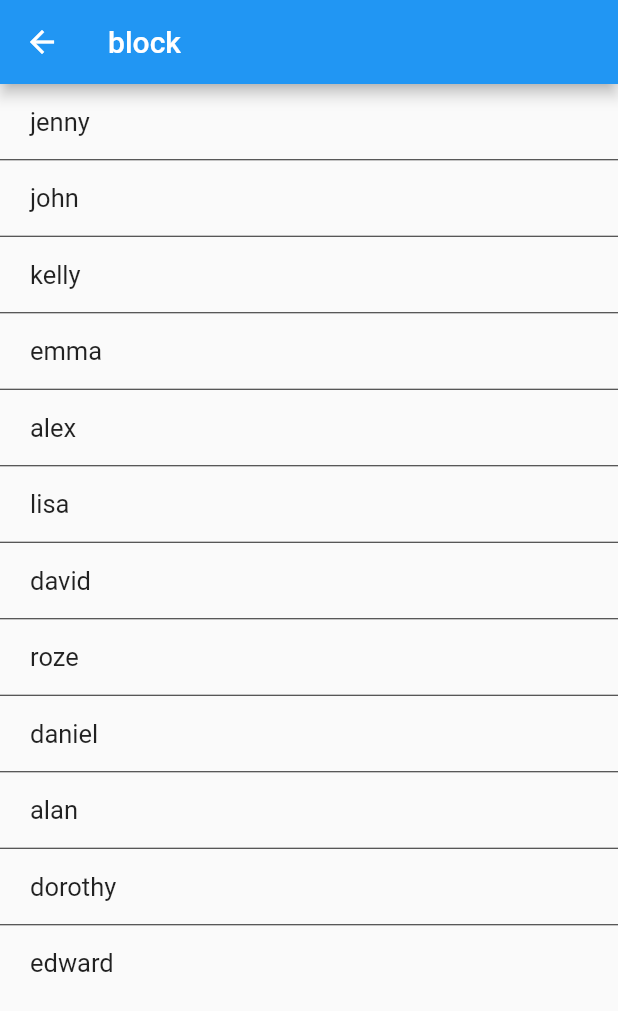
After one commit to jsolra/riverpod_test, a Flutter app: the screen it shows after launch, after a tap on "BLOCK", on a phone screen of 412 x 824 dp. The commit adds this screen. Shown: the top 1011 px of the screen. Run offline on Flutter 3.47's test engine with Material 2 defaults, Android fonts, the phone set to English and light mode, and no system bars; our stand-ins replace flutter_riverpod, shared_preferences.

Commit message:
[feature]: BlockHome UI 작업 및 BlockProvider  작업

```diff
--- /dev/null
+++ b/lib/page/block/page_block_home.dart
@@ -0,0 +1,31 @@
+import 'package:flutter/material.dart';
+import 'package:flutter_riverpod/flutter_riverpod.dart';
+import 'package:riverpod_test/model/block/model_member.dart';
+import 'package:riverpod_test/provider/block/provider_block.dart';
+import 'package:riverpod_test/widget/block/widget_member_tile.dart';
+
+class PageBlockHome extends ConsumerWidget {
+  const PageBlockHome({super.key});
+
+  @override
+  Widget build(BuildContext context, WidgetRef ref) {
+    List<ModelMember> memberList = ref.watch(blockProvider).memberList;
+    return Scaffold(
+      appBar: AppBar(
+        title: Text('block'),
+      ),
+      body: ListView.separated(
+        itemCount: memberList.length,
+        separatorBuilder: (BuildContext context, int index) {
+          return const Divider(
+            height: 1,
+            color: Colors.black87,
+          );
+        },
+        itemBuilder: (BuildContext context, int index) {
+          return WidgetMemberTile(data: memberList[index]);
+        },
+      ),
+    );
+  }
+}
--- a/lib/page/page_home.dart
+++ b/lib/page/page_home.dart
@@ -1,4 +1,5 @@
 import 'package:flutter/material.dart';
+import 'package:riverpod_test/page/block/page_block_home.dart';
 import 'package:riverpod_test/page/todo/page_todo_home.dart';
 import 'package:riverpod_test/widget/button/widget_rounded_button.dart';
 
@@ -19,6 +20,13 @@ class PageHome extends StatelessWidget {
                   ontap: () {
                     Navigator.of(context).push(MaterialPageRoute(
                         builder: (context) => PageTodoHome()));
+                  }),
+              const SizedBox(height: 10),
+              WidgetRoundedButton(
+                  title: 'BLOCK',
+                  ontap: () {
+                    Navigator.of(context).push(MaterialPageRoute(
+                        builder: (context) => PageBlockHome()));
                   })
             ],
           ),
--- /dev/null
+++ b/lib/provider/block/provider_block.dart
@@ -0,0 +1,84 @@
+import 'dart:developer';
+
+import 'package:flutter/material.dart';
+import 'package:flutter_riverpod/flutter_riverpod.dart';
+import 'package:riverpod_test/model/block/model_member.dart';
+
+class ProviderBlock extends ChangeNotifier {
+  ProviderBlock() {
+    //멤버데이터 기본값 삽입
+    setMemberList();
+  }
+  final List<ModelMember> memberList = [];
+
+  final List<int> blockedMemberSeqList = [];
+
+  ///user block or unblock
+  void onBlockMember(int memberSeq, bool blockState) {
+    if (blockState) {
+      _addBlockMember(memberSeq);
+    } else {
+      _removeBlockMember(memberSeq);
+    }
+
+    int? seekedIndex = _seekMemberIndex(memberSeq);
+    if (seekedIndex == null) return;
+    memberList[seekedIndex].isBlock = blockState;
+    notifyListeners();
+  }
+
+  ///memberSeq로 list index 찾기
+  int? _seekMemberIndex(int memberSeq) {
+    for (int i = 0; i < memberList.length; i++) {
+      if (memberList[i].seq == memberSeq) {
+        return i;
+      }
+    }
+    return null;
+  }
+
+  ///차단한 멤버 리스트에서 삭제
+  void _removeBlockMember(int memberSeq) {
+    for (int i = 0; i < blockedMemberSeqList.length; i++) {
+      if (blockedMemberSeqList[i] == memberSeq) {
+        blockedMemberSeqList.removeAt(i);
+        break;
+      }
+    }
+  }
+
+  ///차단한 멤버 리스트에 추가
+  void _addBlockMember(int seq) {
+    if (!blockedMemberSeqList.contains(seq)) {
+      blockedMemberSeqList.add(seq);
+    }
+  }
+
+  ///block 리스트 설정
+  void setMemberList() {
+    memberList.clear();
+
+    memberList.addAll(
+      [
+        ModelMember(seq: 0, nickname: 'jenny', isBlock: false),
+        ModelMember(seq: 1, nickname: 'john', isBlock: false),
+        ModelMember(seq: 2, nickname: 'kelly', isBlock: false),
+        ModelMember(seq: 3, nickname: 'emma', isBlock: false),
+        ModelMember(seq: 4, nickname: 'alex', isBlock: false),
+        ModelMember(seq: 5, nickname: 'lisa', isBlock: false),
+        ModelMember(seq: 6, nickname: 'david', isBlock: false),
+        ModelMember(seq: 7, nickname: 'roze', isBlock: false),
+        ModelMember(seq: 8, nickname: 'daniel', isBlock: false),
+        ModelMember(seq: 9, nickname: 'alan', isBlock: false),
+        ModelMember(seq: 10, nickname: 'dorothy', isBlock: false),
+        ModelMember(seq: 11, nickname: 'edward', isBlock: false),
+      ],
+    );
+
+    notifyListeners();
+  }
+}
+
+final blockProvider = ChangeNotifierProvider<ProviderBlock>((ref) {
+  return ProviderBlock();
+});
--- /dev/null
+++ b/lib/widget/block/widget_member_tile.dart
@@ -0,0 +1,35 @@
+import 'package:flutter/material.dart';
+import 'package:flutter_riverpod/flutter_riverpod.dart';
+import 'package:riverpod_test/model/block/model_member.dart';
+import 'package:riverpod_test/page/block/page_block_member_detail.dart';
+import 'package:riverpod_test/provider/block/provider_block.dart';
+
+class WidgetMemberTile extends ConsumerWidget {
+  const WidgetMemberTile({super.key, required this.data});
+
+  final ModelMember data;
+
+  @override
+  Widget build(BuildContext context, WidgetRef ref) {
+    return GestureDetector(
+      onTap: () {},
+      child: Container(
+        color: (data.isBlock ?? false) ? Colors.black12 : Colors.transparent,
+        padding: const EdgeInsets.symmetric(horizontal: 20, vertical: 15),
+        child: Row(children: [
+          Expanded(
+            child: Text(
+              data.nickname ?? '',
+              style: TextStyle(fontSize: 17),
+            ),
+          ),
+          if (data.isBlock ?? false)
+            Text(
+              '(Blocked)',
+              style: TextStyle(fontSize: 12, color: Colors.black54),
+            ),
+        ]),
+      ),
+    );
+  }
+}
--- a/lib/widget/button/widget_rounded_button.dart
+++ b/lib/widget/button/widget_rounded_button.dart
@@ -11,7 +11,10 @@ class WidgetRoundedButton extends StatelessWidget {
         onTap: ontap,
         child: Container(
           decoration: BoxDecoration(
-              color: Colors.white, border: Border.all(color: Colors.blue)),
+            color: Colors.white,
+            borderRadius: BorderRadius.all(Radius.circular(10)),
+            border: Border.all(color: Colors.blue),
+          ),
           padding: const EdgeInsets.all(10),
           child: Text(
             title,
```
